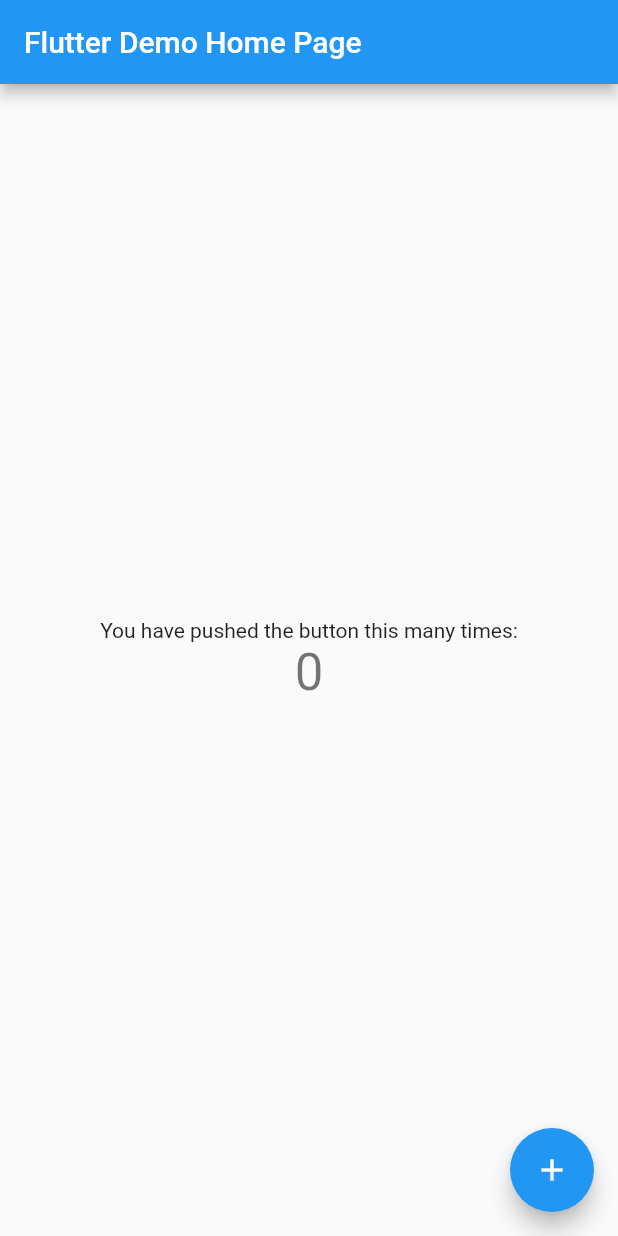
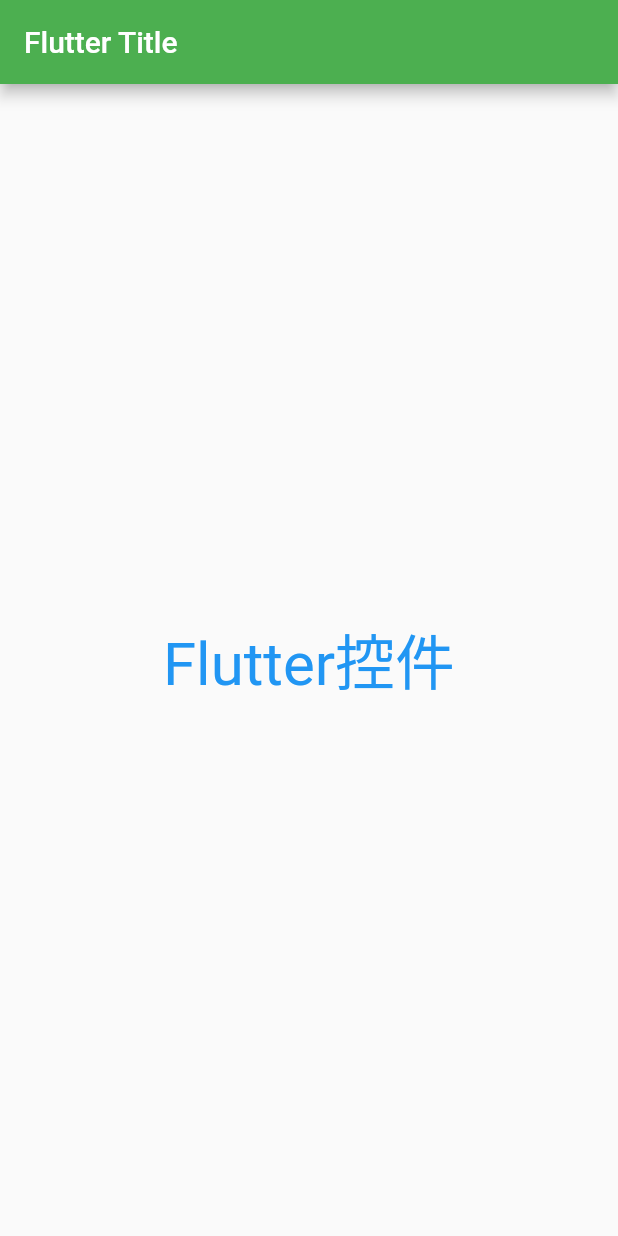
Before and after one commit to xiongliang120/FlutterPratice, a Flutter app: the screen it shows after launch, on a phone screen of 412 x 824 dp. Run offline on Flutter 3.47's test engine with Material 2 defaults, Android fonts, the phone set to English and light mode, and no system bars.

Commit message:
Flutter 自定义组件使用,添加导航栏

```diff
--- a/lib/main.dart
+++ b/lib/main.dart
@@ -1,8 +1,63 @@
 import 'package:flutter/material.dart';
 
 void main() {
-  runApp(MyApp());
+  // runApp(MyApp());
+  method1();
 }
+
+void method1(){
+    // runApp(new Center(
+    //     child:new Text(
+    //         "Flutter控件",
+    //         textDirection:TextDirection.ltr
+    //     )
+    // ));
+
+  // runApp(Custome1());
+
+  runApp(Custome2());
+}
+
+/**
+ * 自定义组件
+ */
+class Custome1 extends StatelessWidget{
+  @override
+  Widget build(BuildContext context) {
+     return new Center(
+         child:new Text(
+             "Flutter控件",
+             textDirection:TextDirection.rtl,
+             style:new TextStyle(
+               color: Colors.blue,
+               fontSize: 40
+             )
+         )
+     );
+  }
+}
+
+/**
+ * 自定义组件, 添加导航栏
+ */
+class Custome2 extends StatelessWidget{
+  @override
+  Widget build(BuildContext context) {
+    return MaterialApp(
+      home: Scaffold(
+         appBar: AppBar(
+           title: Text("Flutter Title")
+         ),
+          body:Custome1()
+      ),
+      theme: ThemeData(
+          primaryColor: Colors.green
+      )
+    );
+  }
+}
+
+
 
 
 
```
